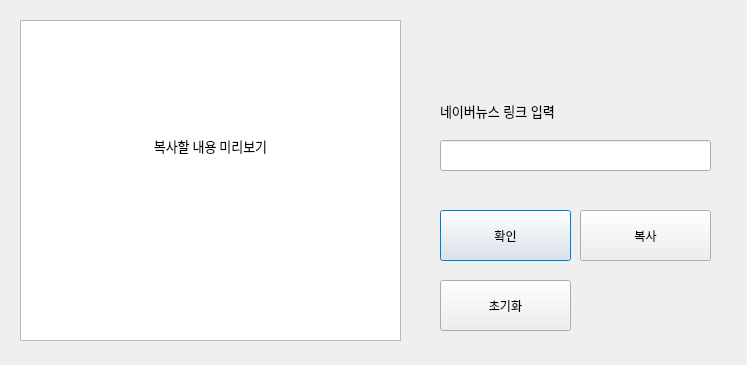
Above: main.ui from memoday/hangangUtil before the change. Below: the same form after it.
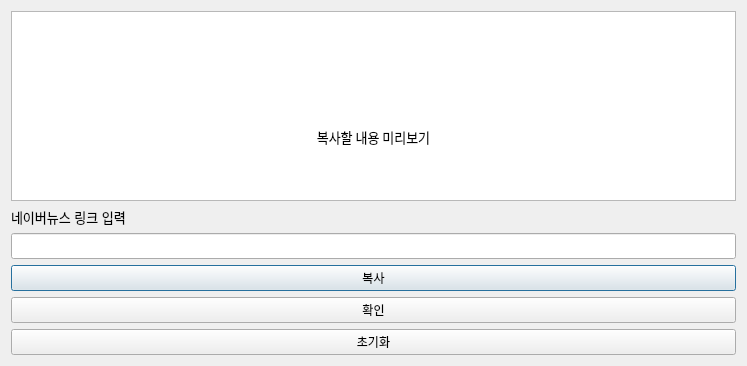
That is the form after the change.

The edit to the form file:
```diff
--- a/main.ui
+++ b/main.ui
@@ -7,37 +7,15 @@
     <x>0</x>
     <y>0</y>
     <width>747</width>
-    <height>365</height>
+    <height>366</height>
    </rect>
   </property>
   <property name="windowTitle">
    <string>Dialog</string>
   </property>
-  <widget class="QPushButton" name="btn_ok">
-   <property name="geometry">
-    <rect>
-     <x>440</x>
-     <y>210</y>
-     <width>131</width>
-     <height>51</height>
-    </rect>
-   </property>
-   <property name="autoFillBackground">
-    <bool>false</bool>
-   </property>
-   <property name="text">
-    <string>확인</string>
-   </property>
-  </widget>
+  <layout class="QVBoxLayout" name="verticalLayout_2">
+   <item>
   <widget class="QTextBrowser" name="output">
-   <property name="geometry">
-    <rect>
-     <x>20</x>
-     <y>20</y>
-     <width>381</width>
-     <height>321</height>
-    </rect>
-   </property>
    <property name="font">
     <font>
      <family>맑은 고딕</family>
@@ -57,15 +35,24 @@
 &lt;p align=&quot;center&quot; style=&quot; margin-top:0px; margin-bottom:0px; margin-left:0px; margin-right:0px; -qt-block-indent:0; text-indent:0px;&quot;&gt;&lt;br /&gt;&lt;br /&gt;&lt;br /&gt;복사할 내용 미리보기&lt;/p&gt;&lt;/body&gt;&lt;/html&gt;</string>
    </property>
   </widget>
+   </item>
+   <item>
+    <widget class="QLabel" name="label">
+     <property name="font">
+      <font>
+       <pointsize>10</pointsize>
+      </font>
+     </property>
+     <property name="text">
+      <string>네이버뉴스 링크 입력</string>
+     </property>
+     <property name="textFormat">
+      <enum>Qt::AutoText</enum>
+     </property>
+    </widget>
+   </item>
+   <item>
   <widget class="QLineEdit" name="input_link">
-   <property name="geometry">
-    <rect>
-     <x>440</x>
-     <y>140</y>
-     <width>271</width>
-     <height>31</height>
-    </rect>
-   </property>
    <property name="font">
     <font>
      <family>맑은 고딕</family>
@@ -79,31 +66,9 @@
     <bool>true</bool>
    </property>
   </widget>
-  <widget class="QPushButton" name="btn_reset">
-   <property name="geometry">
-    <rect>
-     <x>440</x>
-     <y>280</y>
-     <width>131</width>
-     <height>51</height>
-    </rect>
-   </property>
-   <property name="autoFillBackground">
-    <bool>false</bool>
-   </property>
-   <property name="text">
-    <string>초기화</string>
-   </property>
-  </widget>
+   </item>
+   <item>
   <widget class="QPushButton" name="btn_copy">
-   <property name="geometry">
-    <rect>
-     <x>580</x>
-     <y>210</y>
-     <width>131</width>
-     <height>51</height>
-    </rect>
-   </property>
    <property name="toolTip">
     <string>&lt;html&gt;&lt;head/&gt;&lt;body&gt;&lt;p&gt;미리보기의 내용을 복사합니다&lt;/p&gt;&lt;/body&gt;&lt;/html&gt;</string>
    </property>
@@ -114,27 +79,28 @@
     <string>복사</string>
    </property>
   </widget>
-  <widget class="QLabel" name="label">
-   <property name="geometry">
-    <rect>
-     <x>440</x>
-     <y>90</y>
-     <width>181</width>
-     <height>41</height>
-    </rect>
-   </property>
-   <property name="font">
-    <font>
-     <pointsize>10</pointsize>
-    </font>
-   </property>
+   </item>
+   <item>
+    <widget class="QPushButton" name="btn_ok">
+     <property name="autoFillBackground">
+      <bool>false</bool>
+     </property>
    <property name="text">
-    <string>네이버뉴스 링크 입력</string>
-   </property>
-   <property name="textFormat">
-    <enum>Qt::AutoText</enum>
-   </property>
-  </widget>
+      <string>확인</string>
+     </property>
+    </widget>
+   </item>
+   <item>
+    <widget class="QPushButton" name="btn_reset">
+     <property name="autoFillBackground">
+      <bool>false</bool>
+     </property>
+     <property name="text">
+      <string>초기화</string>
+     </property>
+    </widget>
+   </item>
+  </layout>
  </widget>
  <resources/>
  <connections/>
```
Left out of the diff: 4 changed lines with no effect on the pictures. Lines whose indentation alone changed are shown as unchanged.
